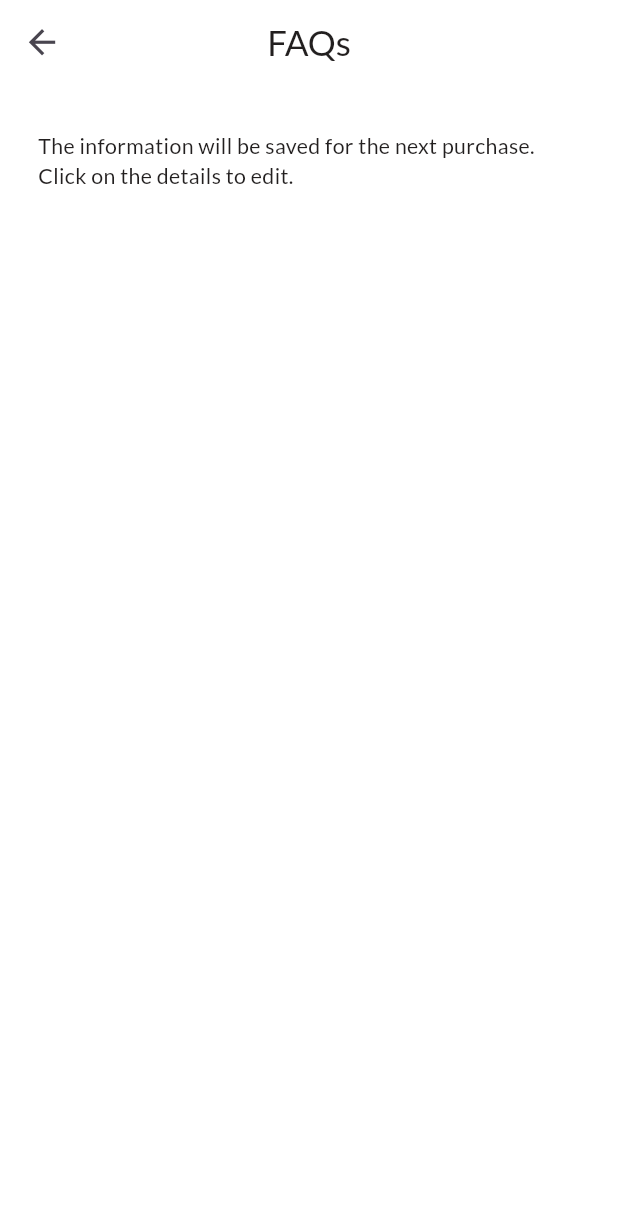
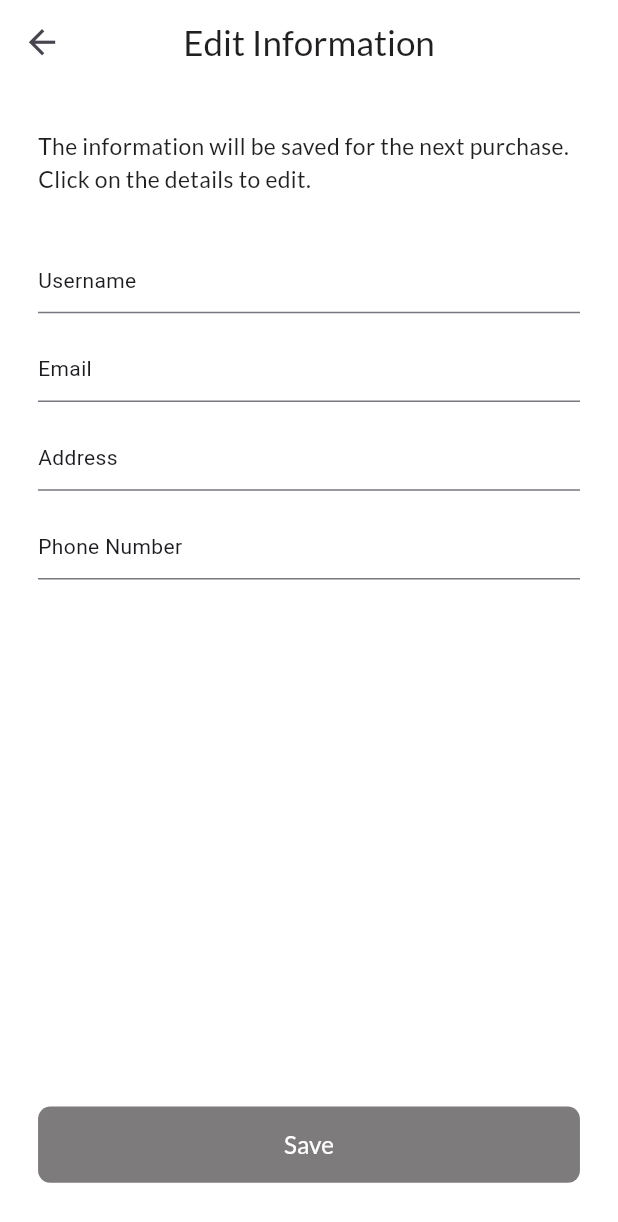
Before and after one commit to Abdusalom0516/Fayzigul, a Flutter app: the EditInformationScreen screen opened directly, on a phone screen of 412 x 824 dp. Shown: the top 1222 px of the screen. Run offline on Flutter 3.47's test engine with Material 3 defaults, Android fonts, the phone set to English and light mode, and no system bars; our stand-ins replace dartz, equatable, firebase_auth, firebase_core, flutter_bloc, flutter_hooks and 2 more; accounts and stored records are empty; network calls fail.

Commit message:
BASE: Finish UI Of Edit Information Screen.

```diff
--- a/lib/core/common/consts/const_texts.dart
+++ b/lib/core/common/consts/const_texts.dart
@@ -73,4 +73,5 @@ class ConstTexts {
   String phoneNumber = "Phone Number";
   String address = "Address";
   String username = "Username";
+  String save = "Save";
 }
--- a/lib/main.dart
+++ b/lib/main.dart
@@ -11,6 +11,7 @@ import 'package:plant_store/presentation/auth/bloc/sign_up/sign_up_bloc.dart';
 import 'package:plant_store/presentation/auth/bloc/verify_email/verify_email_bloc.dart';
 import 'package:plant_store/presentation/auth/screens/login_screen.dart';
 import 'package:plant_store/presentation/main/main_screen.dart';
+import 'package:plant_store/presentation/profile/bloc/profile_screen_bloc.dart';
 
 void main() async {
   WidgetsFlutterBinding.ensureInitialized();
@@ -35,6 +36,7 @@ class MyApp extends StatelessWidget {
         BlocProvider(create: (context) => LoginBloc()),
         BlocProvider(create: (context) => SignUpBloc()),
         BlocProvider(create: (context) => VerifyEmailBloc()),
+        BlocProvider(create: (context) => ProfileScreenBloc()),
       ],
       child: ScreenUtilInit(
         designSize: Size(375, 812),
--- a/lib/presentation/profile/bloc/profile_screen_bloc_events.dart
+++ b/lib/presentation/profile/bloc/profile_screen_bloc_events.dart
@@ -10,6 +10,6 @@ class OnQaNavigationClicked extends ProfileScreenEvents {}
 
 class OnTermsAndSecurityNavigationClicked extends ProfileScreenEvents {}
 
-class OnSecurityoPolicyNavigationClicked extends ProfileScreenEvents {}
+class OnSecurityPolicyNavigationClicked extends ProfileScreenEvents {}
 
 class OnLogOutClicked extends ProfileScreenEvents {}
--- a/lib/presentation/profile/screens/edit_information_screen.dart
+++ b/lib/presentation/profile/screens/edit_information_screen.dart
@@ -1,18 +1,36 @@
 import 'package:flutter/material.dart';
+import 'package:flutter_hooks/flutter_hooks.dart';
 import 'package:flutter_screenutil/flutter_screenutil.dart';
 import 'package:plant_store/core/common/consts/const_colors.dart';
 import 'package:plant_store/core/common/consts/const_text_styles.dart';
 import 'package:plant_store/core/common/consts/const_texts.dart';
 import 'package:plant_store/core/common/widgets/custom_sliver_height_wd.dart';
+import 'package:plant_store/core/common/widgets/custom_text_button_wd.dart';
 import 'package:plant_store/core/utils/app_state_wrapper.dart';
 
-class EditInformationScreen extends StatelessWidget {
+class EditInformationScreen extends HookWidget {
   const EditInformationScreen({super.key});
 
   @override
   Widget build(BuildContext context) {
+    final usernameController = useTextEditingController();
+    final emailAddressController = useTextEditingController();
+    final addressController = useTextEditingController();
+    final phoneNumberController = useTextEditingController();
+    final isSavable = useState(false);
     return AppStateWrapper(
       builder: (colors, texts, images) => Scaffold(
+        bottomNavigationBar: Padding(
+          padding:
+              EdgeInsetsGeometry.symmetric(horizontal: 25.r, vertical: 35.r),
+          child: CustomTextButton(
+            buttonText: texts.save,
+            textColor: colors.ffffffff,
+            backgroundColor:
+                isSavable.value ? colors.ff007537 : colors.ff7D7B7B,
+            func: () {},
+          ),
+        ),
         body: CustomScrollView(
           slivers: [
             // Sliver Appbar Section
@@ -26,7 +44,7 @@ class EditInformationScreen extends StatelessWidget {
                 child: Text(
                   texts.infoWillSaved,
                   style: AppTextStyles.lato
-                      .regular(color: colors.ff221fif, fontSize: 14.r),
+                      .regular(color: colors.ff221fif, fontSize: 15.r),
                 ),
               ),
             ),
@@ -35,9 +53,46 @@ class EditInformationScreen extends StatelessWidget {
               padding: EdgeInsetsGeometry.symmetric(horizontal: 25.r),
               sliver: SliverToBoxAdapter(
                 child: Column(
-                  spacing: 15.h,
+                  spacing: 11.h,
                   crossAxisAlignment: CrossAxisAlignment.start,
-                  children: [],
+                  children: [
+                    CustomTextField(
+                        controller: usernameController,
+                        hint: texts.username,
+                        func: (value) {
+                          isSavable.value = value.isNotEmpty &&
+                              emailAddressController.text.isNotEmpty &&
+                              addressController.text.isNotEmpty &&
+                              phoneNumberController.text.isNotEmpty;
+                        }),
+                    CustomTextField(
+                        controller: emailAddressController,
+                        hint: texts.emailHint,
+                        func: (value) {
+                          isSavable.value = value.isNotEmpty &&
+                              usernameController.text.isNotEmpty &&
+                              addressController.text.isNotEmpty &&
+                              phoneNumberController.text.isNotEmpty;
+                        }),
+                    CustomTextField(
+                        controller: addressController,
+                        hint: texts.address,
+                        func: (value) {
+                          isSavable.value = value.isNotEmpty &&
+                              usernameController.text.isNotEmpty &&
+                              emailAddressController.text.isNotEmpty &&
+                              phoneNumberController.text.isNotEmpty;
+                        }),
+                    CustomTextField(
+                        controller: phoneNumberController,
+                        hint: texts.phoneNumber,
+                        func: (value) {
+                          isSavable.value = value.isNotEmpty &&
+                              usernameController.text.isNotEmpty &&
+                              emailAddressController.text.isNotEmpty &&
+                              addressController.text.isNotEmpty;
+                        }),
+                  ],
                 ),
               ),
             )
@@ -54,7 +109,7 @@ class EditInformationScreen extends StatelessWidget {
       floating: true,
       backgroundColor: colors.ffffffff,
       title: Text(
-        texts.faqs,
+        texts.editInfo,
         style: AppTextStyles.lato.medium(
           color: colors.ff221fif,
           fontSize: 23.sp,
@@ -63,3 +118,51 @@ class EditInformationScreen extends StatelessWidget {
     );
   }
 }
+
+class CustomTextField extends StatelessWidget {
+  const CustomTextField(
+      {super.key,
+      required this.controller,
+      required this.hint,
+      required this.func});
+
+  final TextEditingController controller;
+  final String hint;
+  final Function(String) func;
+
+  @override
+  Widget build(BuildContext context) {
+    return AppStateWrapper(
+      builder: (colors, texts, images) => TextField(
+        controller: controller,
+        cursorColor: colors.ff221fif,
+        onChanged: func,
+        style: AppTextStyles.lato
+            .regular(color: colors.ff221fif, fontSize: 17.r)
+            .copyWith(
+              decoration: TextDecoration.none,
+              decorationColor: colors.transparent,
+              decorationThickness: 0,
+            ),
+        decoration: InputDecoration(
+          hint: Text(hint),
+          hintStyle: AppTextStyles.lato
+              .regular(color: colors.ff7D7B7B, fontSize: 17.r),
+          contentPadding: EdgeInsets.zero,
+          focusedBorder: UnderlineInputBorder(
+            borderSide: BorderSide(
+              color: colors.ff7D7B7B,
+              width: 1.r,
+            ),
+          ),
+          border: UnderlineInputBorder(
+            borderSide: BorderSide(
+              color: colors.ff7D7B7B,
+              width: 1.r,
+            ),
+          ),
+        ),
+      ),
+    );
+  }
+}
```
Also changed, not shown: lib/presentation/profile/bloc/profile_screen_bloc.dart (+14 -6 lines).
